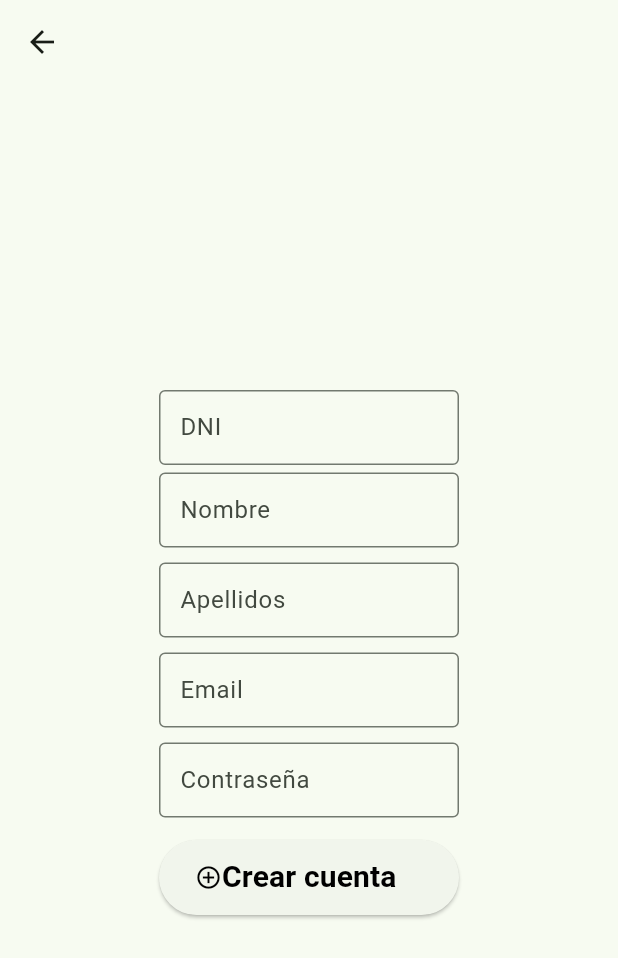
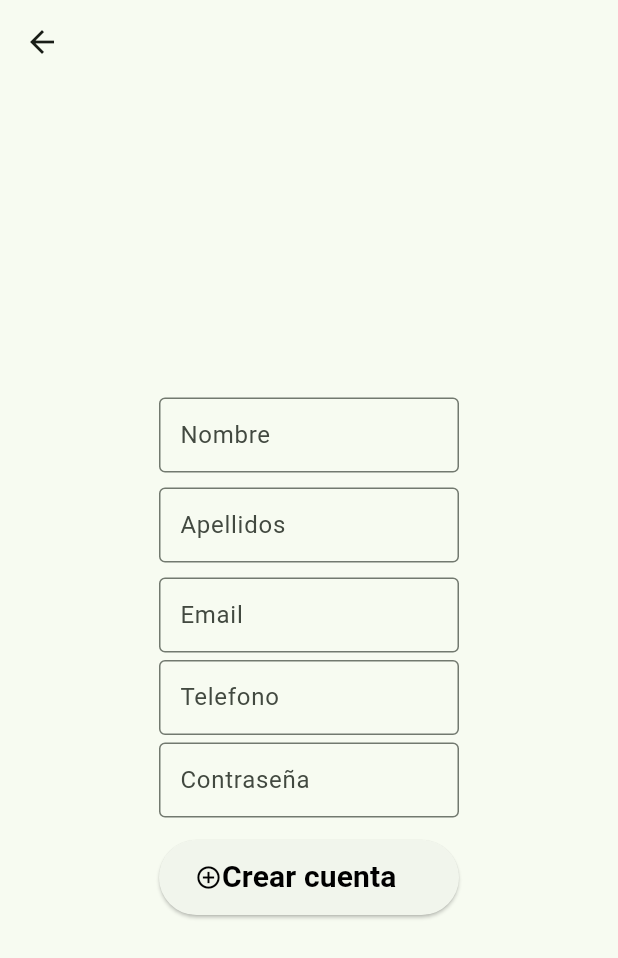
Before and after one commit to sergiorg03/ToDo, a Flutter app: the CreateAccount screen opened directly, on a phone screen of 412 x 824 dp. Shown: the top 958 px of the screen. Run offline on Flutter 3.47's test engine with Material 3 defaults, Android fonts, the phone set to English and light mode, and no system bars.

Commit message:
dome some tables and changed some values and functionalities in createAccount

```diff
--- a/todo_list/lib/CreateAccount.dart
+++ b/todo_list/lib/CreateAccount.dart
@@ -7,10 +7,10 @@ class CreateAccount extends StatelessWidget {
   Utilities u = Utilities();
   DataBaseController dbc = DataBaseController();
 
-  var dniController = TextEditingController();
   var nombreController = TextEditingController();
   var apellidosController = TextEditingController();
   var emailController = TextEditingController();
+  var telfController = TextEditingController();
   var contraController = TextEditingController();
 
   @override
@@ -22,66 +22,77 @@ class CreateAccount extends StatelessWidget {
           mainAxisAlignment: MainAxisAlignment.center,
           children: <Widget>[
             Padding(
+                padding: const EdgeInsets.all(5),
+                child: SizedBox(
+                  width: 200,
+                  height: 50,
+                  child: TextField(
+                    textAlign: TextAlign.start,
+                    style: const TextStyle(fontSize: 20),
+                    decoration: const InputDecoration(
+                        border: OutlineInputBorder(),
+                        contentPadding: EdgeInsets.all(10),
+                        labelText: "Nombre",
+                    ),
+                    controller: nombreController,
+                  ),
+                )
+            ),
+            Padding(
+                padding: const EdgeInsets.all(5),
+                child: SizedBox(
+                  width: 200,
+                  height: 50,
+                  child: TextField(
+                    textAlign: TextAlign.start,
+                    style: const TextStyle(fontSize: 20),
+                    decoration: const InputDecoration(
+                        border: OutlineInputBorder(),
+                        contentPadding: EdgeInsets.all(10),
+                        labelText: "Apellidos",
+                    ),
+                    controller: apellidosController,
+                  ),
+                )
+            ),
+            Padding(
+                padding: const EdgeInsets.all(5),
+                child: SizedBox(
+                  width: 200,
+                  height: 50,
+                  child: TextField(
+                    textAlign: TextAlign.start,
+                    keyboardType: TextInputType.emailAddress,
+                    style: const TextStyle(fontSize: 20),
+                    decoration: const InputDecoration(
+                        border: OutlineInputBorder(),
+                        contentPadding: EdgeInsets.all(10),
+                        labelText: "Email",
+                    ),
+                    maxLines: 1,
+                    controller: emailController,
+                  ),
+                )
+            ),
+            Padding(
                 padding: EdgeInsets.all(0),
                 child: SizedBox(
                   width: 200,
                   height: 50,
                   child: TextField(
                     textAlign: TextAlign.start,
+                    keyboardType: TextInputType.number,
                     style: TextStyle(fontSize: 20),
                     decoration: InputDecoration(
                         border: OutlineInputBorder(),
                         contentPadding: EdgeInsets.all(10),
-                        labelText: "DNI"),
-                    controller: dniController,
+                        labelText: "Telefono",
+                    ),
+                    maxLines: 1,
+                    controller: telfController,
                   ),
-                )),
-            Padding(
-                padding: EdgeInsets.all(5),
-                child: SizedBox(
-                  width: 200,
-                  height: 50,
-                  child: TextField(
-                    textAlign: TextAlign.start,
-                    style: TextStyle(fontSize: 20),
-                    decoration: InputDecoration(
-                        border: OutlineInputBorder(),
-                        contentPadding: EdgeInsets.all(10),
-                        labelText: "Nombre"),
-                    controller: nombreController,
-                  ),
-                )),
-            Padding(
-                padding: EdgeInsets.all(5),
-                child: SizedBox(
-                  width: 200,
-                  height: 50,
-                  child: TextField(
-                    textAlign: TextAlign.start,
-                    style: TextStyle(fontSize: 20),
-                    decoration: InputDecoration(
-                        border: OutlineInputBorder(),
-                        contentPadding: EdgeInsets.all(10),
-                        labelText: "Apellidos"),
-                    controller: apellidosController,
-                  ),
-                )),
-            Padding(
-                padding: EdgeInsets.all(5),
-                child: SizedBox(
-                  width: 200,
-                  height: 50,
-                  child: TextField(
-                    textAlign: TextAlign.start,
-                    style: TextStyle(fontSize: 20),
-                    decoration: InputDecoration(
-                        border: OutlineInputBorder(),
-                        contentPadding: EdgeInsets.all(10),
-                        labelText: "Email"),
-                    maxLines: 1,
-                    controller: emailController,
-                  ),
-                )),
+                )
+            ),
             Padding(
               padding: const EdgeInsets.all(5),
               child: SizedBox(
@@ -108,19 +119,22 @@ class CreateAccount extends StatelessWidget {
               child: ElevatedButton(
                 key: const Key("CreateAccount"),
                 onPressed: () {
-                  if (u.contieneTexto(dniController.text) &&
-                      u.contieneTexto(nombreController.text) &&
+                  if (u.contieneTexto(nombreController.text) &&
                       u.contieneTexto(apellidosController.text) &&
                       u.contieneTexto(emailController.text) &&
+                      u.contieneTexto(telfController.text) &&
                       u.contieneTexto(contraController.text)) {
-                    if (u.comprobarDni(dniController.text)) {
-                      // Comprobacion del DNI
+
                       if (u.formatoEmail(emailController.text) &&
                           !existeEmail(emailController.text)) {
                         // Comprobacion email
+                        if(u.formatoTelefono(telfController.text)){ // Comprobamos el formato del número de telefono.
+
+                        }else{ // El numero de telefono tiene formato incorrecto
+
+                        }
                         // insertamos los datos en la base de datos.
                         dbc.createAccount(
-                            dniController.text,
                             nombreController.text,
                             apellidosController.text,
                             emailController.text,
@@ -130,11 +144,6 @@ class CreateAccount extends StatelessWidget {
                         u.mostrarAlertas(context,
                             "El email introducido tiene un formato incorrecto. ");
                       }
-                    } else {
-                      // DNI erroneo
-                      u.mostrarAlertas(context,
-                          "El DNI introducido no es correcto. Por favor introduzca un DNI correcto. ");
-                    }
                   } else
                     u.mostrarAlertas(
                         context, "Debe rellenar todos los campos. ");
@@ -170,11 +179,18 @@ class CreateAccount extends StatelessWidget {
   }
 
   bool existeEmail(String email){
-    final exi = dbc.obtenerEmail(email);
+    final existe = dbc.obtenerEmail(email);
 
-    bool existe = (exi == null)? true: false;
+    bool existeMail = (existe == null)? true: false;
 
-    return existe;
+    return existeMail;
   }
 
+  bool existeTelf(String telf){
+    final existe = dbc.obtenerTelf(telf);
+
+    bool existeTelefono = (existe == null)? true: false;
+
+    return existeTelefono;
+  }
 }
--- a/todo_list/lib/DataBaseController.dart
+++ b/todo_list/lib/DataBaseController.dart
@@ -4,48 +4,49 @@ import 'package:http/http.dart' as http;
 import 'dart:convert';
 import 'dart:async';
 
-class DataBaseController{
-
+class DataBaseController {
   Utilities u = Utilities();
   late final String IP;
   late final URL;
 
-  DataBaseController(){
-    this.IP = "";
-    this.URL = "";
+  DataBaseController() {
+    this.IP = "192.168.1.156";
+    this.URL = "http://" + IP + "/todo/";
   }
 
   /// Set
-  void setIP(String IP){
+  void setIP(String IP) {
     this.IP = IP;
   }
 
   /// Get
-  String getIP(){
+  String getIP() {
     return this.IP;
   }
 
   /// Get URL
-  String getURL(){
+  String getURL() {
     return URL;
   }
 
   /// Metodo que realiza la petición a la api para hacer el login
   /// @param us {String} -- Usuario con el que realizar login
   /// @param pass {String} -- Contraseña de la cuenta en formato Hash MD5
-  void login (String us, String pass){
+  void login(String us, String pass) {}
 
-  }
+  void createAccount(
+      String nombre, String apellidos, String email, String pass) {}
 
-  void createAccount(String DNI, String nombre, String apellidos, String email, String pass) {
-
-  }
-
-  /// Metodo que realiza la peticion a la API
-  ///
-  Future<bool> obtenerEmail(String email) async{
+  /// Metodo que realiza la peticion a la API tara comprobar si existe el email o no.
+  Future<bool> obtenerEmail(String email) async {
     final response = await http.get(Uri.parse("ruta a la API"));
     print(json.decode(response.body));
     return json.decode(response.body);
   }
+
+  /// Método que realiza la peticion a la API para comprobar si existe el telefono indicado o no.
+  Future<bool> obtenerTelf(String telf) async {
+    final response = await http.get(Uri.parse(""));
+    return json.decode(response.body);
+  }
 }
--- a/todo_list/lib/Utilities.dart
+++ b/todo_list/lib/Utilities.dart
@@ -89,4 +89,14 @@ class Utilities {
 
     return valido;
    }
+
+  bool formatoTelefono(String telefono){
+    bool valido = false;
+
+    if(telefono.length == 9 && esNumerico(telefono)){
+      valido = true;
+    }
+
+    return valido;
+  }
 }
```
Also changed, not shown: 1 other file.
